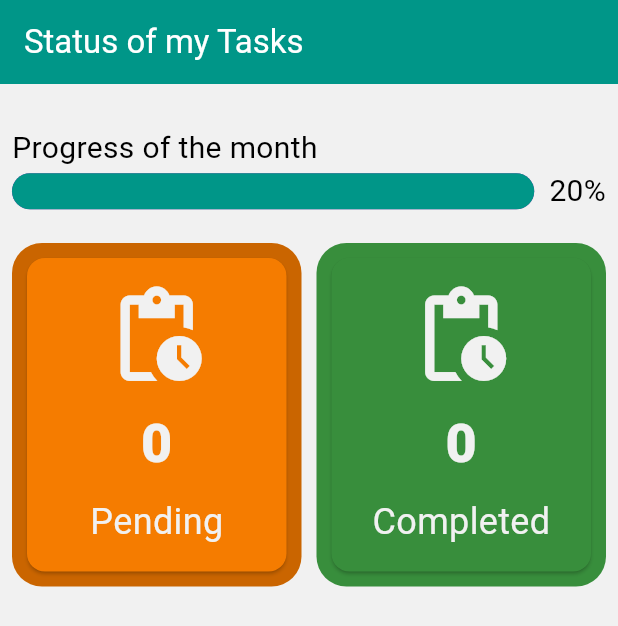
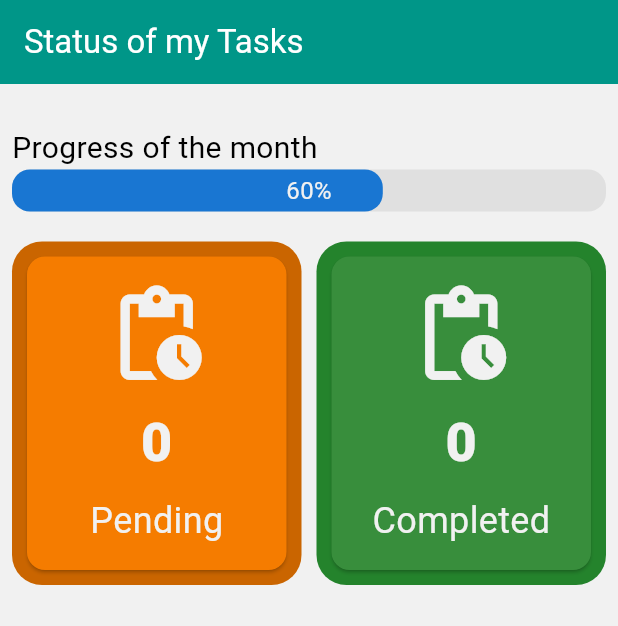
Before and after one commit to danielmontes9/flutter-todo-list-app, a Flutter app: the LayoutReport screen opened directly, on a phone screen of 412 x 824 dp. Shown: the top 626 px of the screen. Run offline on Flutter 3.47's test engine with Material 3 defaults, Android fonts, the phone set to English and light mode, and no system bars; our stand-ins replace equatable, flutter_bloc, flutter_expandable_fab, logger, sqflite, sqflite_common_ffi_web; accounts and stored records are empty.

Commit message:
refactor: :recycle: update linear bar and colors

```diff
--- a/lib/core/theme/app_colors.dart
+++ b/lib/core/theme/app_colors.dart
@@ -13,12 +13,14 @@ class AppColors {
   static const Color textSecondary = Color(0xFF828282);
   static const Color error = Color(0xFFD32F2F);
   static const Color success = Color(0xFF388E3C);
-  static const Color successLight = Color.fromARGB(255, 56, 142, 60);
-  static const Color successDark = Color.fromARGB(255, 27, 94, 32);
+  static const Color successLight = Color.fromARGB(255, 75, 189, 81);
+  static const Color successDark = Color.fromARGB(255, 36, 131, 44);
   static const Color warning = Color(0xFFf57C00);
   static const Color warningLight = Color.fromARGB(255, 255, 145, 35);
   static const Color warningDark = Color.fromARGB(255, 202, 101, 0);
   static const Color info = Color(0xFF1976D2);
+  static const Color infoLight = Color.fromARGB(255, 25, 118, 210);
+  static const Color infoDark = Color.fromARGB(255, 13, 71, 161);
   static const Color disabled = Color(0xFFBDBDBD);
   static const Color divider = Color(0xFFBDBDBD);
 
--- a/lib/features/todo/widgets/report/card_status.dart
+++ b/lib/features/todo/widgets/report/card_status.dart
@@ -11,7 +11,8 @@ class CardStatus extends StatelessWidget {
   Widget build(BuildContext context) {
     return Container(
       decoration: BoxDecoration(
-        color: type == "pending" ? AppColors.warningDark : AppColors.success,
+        color:
+            type == "pending" ? AppColors.warningDark : AppColors.successDark,
         borderRadius: const BorderRadius.all(Radius.circular(20)),
       ),
       child: Card(
@@ -20,7 +21,9 @@ class CardStatus extends StatelessWidget {
         child: InkWell(
           onTap: () {},
           splashColor:
-              type == "pending" ? AppColors.warningLight : AppColors.success,
+              type == "pending"
+                  ? AppColors.warningLight
+                  : AppColors.successLight,
           radius: 20,
           borderRadius: const BorderRadius.all(Radius.circular(20)),
           child: Padding(
--- a/lib/features/todo/widgets/report/layout_report.dart
+++ b/lib/features/todo/widgets/report/layout_report.dart
@@ -1,4 +1,5 @@
 import 'package:flutter/material.dart';
+import 'package:flutter_todo_list_app/core/theme/app_colors.dart';
 import 'package:flutter_todo_list_app/features/todo/widgets/report/card_status.dart';
 
 class LayoutReport extends StatelessWidget {
@@ -6,6 +7,8 @@ class LayoutReport extends StatelessWidget {
 
   @override
   Widget build(BuildContext context) {
+    double screenWidth = MediaQuery.of(context).size.width;
+
     return Scaffold(
       appBar: AppBar(
         title: const Text(
@@ -25,18 +28,39 @@ class LayoutReport extends StatelessWidget {
                 style: TextStyle(fontSize: 20),
               ),
             ),
-            Row(
+            Column(
               children: [
-                Expanded(
-                  child: LinearProgressIndicator(
-                    minHeight: 24,
-                    borderRadius: BorderRadius.circular(12),
-                    value: 20,
-                    semanticsLabel: 'Linear progress indicator',
-                  ),
+                Stack(
+                  children: [
+                    Container(
+                      height: 28,
+                      width: screenWidth,
+                      decoration: BoxDecoration(
+                        borderRadius: BorderRadius.circular(12),
+                        color: Colors.grey[300],
+                      ),
+                    ),
+                    Container(
+                      height: 28,
+                      width: screenWidth * 0.6, // 60% progress
+                      decoration: BoxDecoration(
+                        borderRadius: BorderRadius.circular(12),
+                        color: AppColors.info,
+                      ),
+                    ),
+                    Positioned.fill(
+                      child: Center(
+                        child: Text(
+                          "60%",
+                          style: TextStyle(
+                            fontSize: 16,
+                            color: AppColors.white,
+                          ),
+                        ),
+                      ),
+                    ),
+                  ],
                 ),
-                SizedBox(width: 10),
-                Text('20%', style: TextStyle(fontSize: 20)),
               ],
             ),
             SizedBox(height: 20),
```
